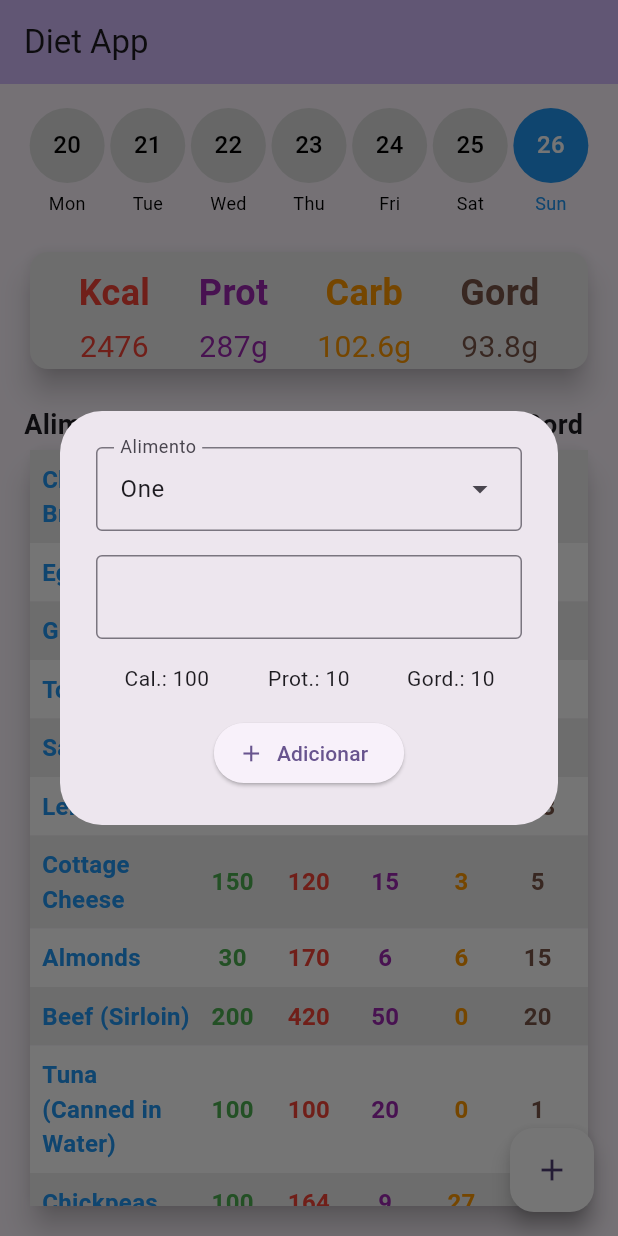
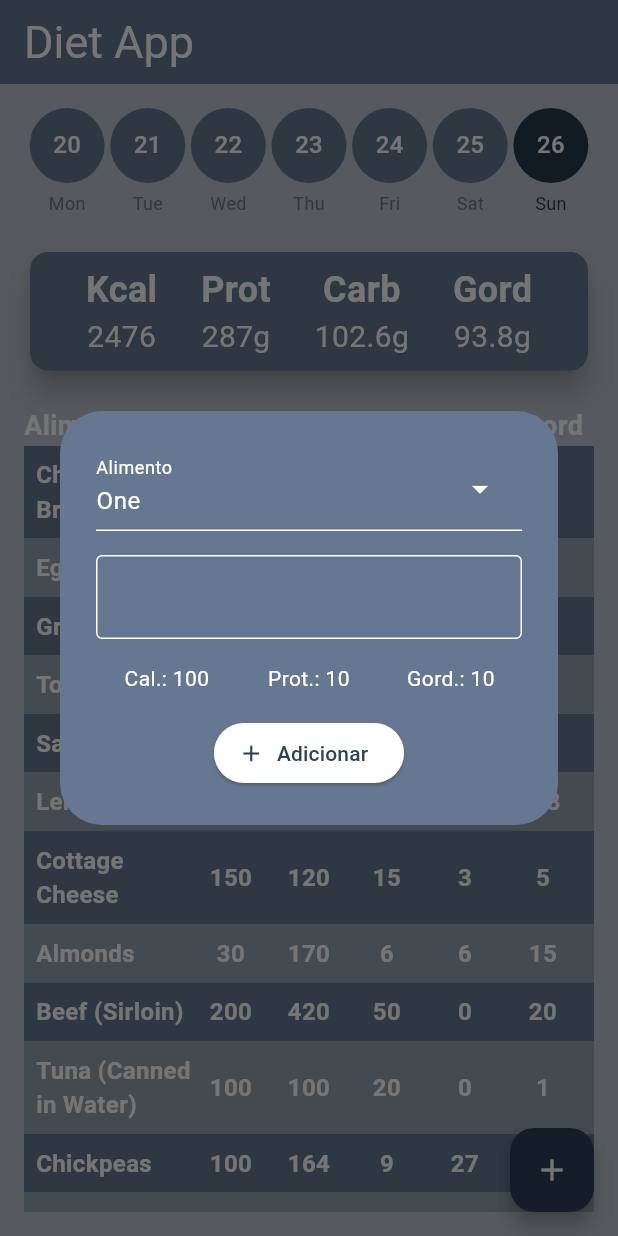
Before and after one commit to felipebraga7/diet_app, a Flutter app: the screen it shows after launch, after a tap on the "add" icon, on a phone screen of 412 x 824 dp. Run offline on Flutter 3.47's test engine with Material 3 defaults, Android fonts, the phone set to English and light mode, and no system bars; our stand-ins replace hive_flutter; accounts and stored records are empty.

Commit message:
chore(home): adjust on home WIP

```diff
--- a/lib/main.dart
+++ b/lib/main.dart
@@ -8,6 +8,24 @@ void main() async {
   runApp(const MyApp());
 }
 
+const int primaryColorHex = 0xFF2E4257; // Cor principal (#2E4257)
+
+const MaterialColor customSwatch = MaterialColor(
+  primaryColorHex,
+  {
+    50: Color(0xFFE4E8EB),  // Tom mais claro (aproximado)
+    100: Color(0xFFBCC5CD), // Baseado em #537288
+    200: Color(0xFF91A3AF), // Baseado em #40586D
+    300: Color(0xFF667891), // Baseado em #2E4257
+    400: Color(0xFF47596F), // Baseado em #1A2D42
+    500: Color(primaryColorHex), // Cor principal #2E4257
+    600: Color(0xFF283B4E), // Mais escuro que a cor principal
+    700: Color(0xFF213243), // Baseado em #1A2D42
+    800: Color(0xFF1A2A39), // Baseado em #152637
+    900: Color(0xFF121F2A), // Tom mais escuro
+  },
+);
+
 class MyApp extends StatelessWidget {
   const MyApp({super.key});
 
@@ -16,8 +34,22 @@ class MyApp extends StatelessWidget {
     return MaterialApp(
       title: 'Flutter Demo',
       theme: ThemeData(
-        colorScheme: ColorScheme.fromSeed(seedColor: Colors.deepPurple),
-        useMaterial3: true,
+        primarySwatch: customSwatch, // Define a cor primária personalizada
+        colorScheme: ColorScheme.fromSwatch(primarySwatch: customSwatch).copyWith(
+          secondary: Color(0xFF537288), // Cor secundária
+        ),
+        appBarTheme: AppBarTheme(
+          backgroundColor: customSwatch.shade300,
+          titleTextStyle: TextStyle(
+            color: Colors.white,
+            fontSize: 30
+          ),
+        ),
+        textTheme: Theme.of(context).textTheme.apply(
+          bodyColor: Colors.white,
+          displayColor: Colors.white,
+          decorationColor: Colors.white
+        ),
       ),
       home: const MyHomePage(title: 'Diet App'),
     );
--- a/lib/pages/home_page.dart
+++ b/lib/pages/home_page.dart
@@ -1,3 +1,4 @@
+import 'package:diet_app/main.dart';
 import 'package:diet_app/widgets/add_dialog.dart';
 import 'package:flutter/material.dart';
 import 'package:hive_flutter/hive_flutter.dart';
@@ -56,12 +57,11 @@ class _MyHomePageState extends State<MyHomePage> {
     ];
 
     return Scaffold(
+      backgroundColor: customSwatch.shade100,
       appBar: AppBar(
-        backgroundColor: Theme.of(context).colorScheme.inversePrimary,
         title: Text(widget.title),
       ),
       floatingActionButton: FloatingActionButton(
-        backgroundColor: Colors.white,
         onPressed: _onAddPress,
         child: Icon(Icons.add),
       ),
--- a/lib/widgets/add_dialog.dart
+++ b/lib/widgets/add_dialog.dart
@@ -1,3 +1,4 @@
+import 'package:diet_app/main.dart';
 import 'package:flutter/material.dart';
 
 const List<String> list = <String>['One', 'Two', 'Three', 'Four'];
@@ -15,6 +16,7 @@ class _AddDialogState extends State<AddDialog> {
   @override
   Widget build(BuildContext context) {
     return Dialog(
+      backgroundColor: customSwatch.shade300,
       child: Padding(
         padding: EdgeInsets.all(24),
         child: Column(
@@ -23,6 +25,10 @@ class _AddDialogState extends State<AddDialog> {
           children: [
             DropdownMenu(
               label: Text("Alimento"),
+              inputDecorationTheme: InputDecorationTheme(
+                labelStyle: TextStyle(color: Colors.white),
+                suffixIconColor: Colors.white,
+              ),
               expandedInsets: EdgeInsets.all(0),
               initialSelection: dropdownValue,
               onSelected: (String? value) {
--- a/lib/widgets/calendar_selector.dart
+++ b/lib/widgets/calendar_selector.dart
@@ -1,3 +1,4 @@
+import 'package:diet_app/main.dart';
 import 'package:flutter/material.dart';
 import 'package:intl/intl.dart';
 
@@ -55,15 +56,10 @@ class _CalendarSelectorState extends State<CalendarSelector> {
               CircleAvatar(
                 radius: 25,
                 backgroundColor: _selectedDayIndex == index
-                    ? Colors.blue
-                    : Colors.grey[300],
+                    ? customSwatch.shade600
+                    : customSwatch.shade300,
                 child: Text(
                   DateFormat('d').format(date), // Day of the month
-                  style: TextStyle(
-                    color: _selectedDayIndex == index
-                        ? Colors.white
-                        : Colors.black,
-                  ),
                 ),
               ),
               const SizedBox(height: 5),
@@ -72,8 +68,8 @@ class _CalendarSelectorState extends State<CalendarSelector> {
                 style: TextStyle(
                   fontSize: 12,
                   color: _selectedDayIndex == index
-                      ? Colors.blue
-                      : Colors.black,
+                      ? customSwatch.shade600
+                      : customSwatch.shade300,
                 ),
               ),
             ],
--- a/lib/widgets/diet_list.dart
+++ b/lib/widgets/diet_list.dart
@@ -1,3 +1,4 @@
+import 'package:diet_app/main.dart';
 import 'package:flutter/material.dart';
 import '../model/food.dart';
 
@@ -46,14 +47,12 @@ class _DietListState extends State<DietList> {
             ),
           ),
           Expanded(
-            child: Card(
-              elevation: 8,
             child: ListView.builder(
               itemCount: widget.foods.length,
               itemBuilder: (context, index) {
                 final food = widget.foods[index];
                 return Container(
-                    color: index % 2 == 0 ? Colors.grey[200] : Colors.white,
+                  color: index % 2 == 0 ? customSwatch.shade300 : customSwatch.shade200,
                   child: Padding(
                     padding: const EdgeInsets.all(8.0),
                     child: Table(
@@ -69,12 +68,12 @@ class _DietListState extends State<DietList> {
                       children: [
                         TableRow(
                           children: [
-                              Text(food.name, style: TextStyle(color: Colors.blue, fontWeight: FontWeight.bold, fontSize: 16), textAlign: TextAlign.left),
-                              Text(formatNumber(food.weight), style: TextStyle(color: Colors.green, fontWeight: FontWeight.bold, fontSize: 16), textAlign: TextAlign.center),
-                              Text(formatNumber(food.calories), style: TextStyle(color: Colors.red, fontWeight: FontWeight.bold, fontSize: 16), textAlign: TextAlign.center),
-                              Text(formatNumber(food.protein), style: TextStyle(color: Colors.purple, fontWeight: FontWeight.bold, fontSize: 16), textAlign: TextAlign.center),
-                              Text(formatNumber(food.carbs), style: TextStyle(color: Colors.orange, fontWeight: FontWeight.bold, fontSize: 16), textAlign: TextAlign.center),
-                              Text(formatNumber(food.fat), style: TextStyle(color: Colors.brown, fontWeight: FontWeight.bold, fontSize: 16), textAlign: TextAlign.center),
+                            Text(food.name, style: TextStyle(fontWeight: FontWeight.bold, fontSize: 16), textAlign: TextAlign.left),
+                            Text(formatNumber(food.weight), style: TextStyle(fontWeight: FontWeight.bold, fontSize: 16), textAlign: TextAlign.center),
+                            Text(formatNumber(food.calories), style: TextStyle(fontWeight: FontWeight.bold, fontSize: 16), textAlign: TextAlign.center),
+                            Text(formatNumber(food.protein), style: TextStyle(fontWeight: FontWeight.bold, fontSize: 16), textAlign: TextAlign.center),
+                            Text(formatNumber(food.carbs), style: TextStyle(fontWeight: FontWeight.bold, fontSize: 16), textAlign: TextAlign.center),
+                            Text(formatNumber(food.fat), style: TextStyle(fontWeight: FontWeight.bold, fontSize: 16), textAlign: TextAlign.center),
                           ],
                         ),
                       ],
@@ -84,7 +83,6 @@ class _DietListState extends State<DietList> {
               },
             ),
           ),
-          ),
         ],
       ),
     );
--- a/lib/widgets/diet_summary.dart
+++ b/lib/widgets/diet_summary.dart
@@ -1,3 +1,4 @@
+import 'package:diet_app/main.dart';
 import 'package:flutter/material.dart';
 import '../model/food.dart';
 
@@ -34,32 +35,28 @@ class _DietSummaryState extends State<DietSummary> {
   @override
   Widget build(BuildContext context) {
     return Card(
-      color: Colors.grey[200],
+      color: customSwatch.shade300,
       elevation: 8.0,
-        child: Column(
-          crossAxisAlignment: CrossAxisAlignment.center,
-          children: [
-            SizedBox(height: 10),
-            Row(
-              mainAxisAlignment: MainAxisAlignment.spaceEvenly,
-              children: [
-                _buildSummaryBox('Kcal', getTotalCalories(), Colors.red),
-                _buildSummaryBox('Prot', getTotalProtein(), Colors.purple, suffix: 'g'),
-                _buildSummaryBox('Carb', getTotalCarbs(), Colors.orange, suffix: 'g'),
-                _buildSummaryBox('Gord', getTotalFat(), Colors.brown, suffix: 'g'),
-              ],
-            ),
-          ],
-      ),
+        child: Padding(
+          padding: const EdgeInsets.all(8.0),
+          child: Row(
+            mainAxisAlignment: MainAxisAlignment.spaceEvenly,
+            children: [
+              _buildSummaryBox('Kcal', getTotalCalories()),
+              _buildSummaryBox('Prot', getTotalProtein(), suffix: 'g'),
+              _buildSummaryBox('Carb', getTotalCarbs(), suffix: 'g'),
+              _buildSummaryBox('Gord', getTotalFat(), suffix: 'g'),
+            ],
+          ),
+        ),
     );
   }
 
-  Widget _buildSummaryBox(String title, double value, Color color, {String suffix = ''}) {
+  Widget _buildSummaryBox(String title, double value, {String suffix = ''}) {
     return Column(
       children: [
-        Text(title, style: TextStyle(fontSize: 24, fontWeight: FontWeight.bold, color: color)),
-        SizedBox(height: 5),
-        Text('${formatNumber(value)}$suffix', style: TextStyle(fontSize: 20, color: color)),
+        Text(title, style: TextStyle(fontSize: 24, fontWeight: FontWeight.bold)),
+        Text('${formatNumber(value)}$suffix', style: TextStyle(fontSize: 20)),
       ],
     );
   }
```
Lines whose indentation alone changed are shown as unchanged.
